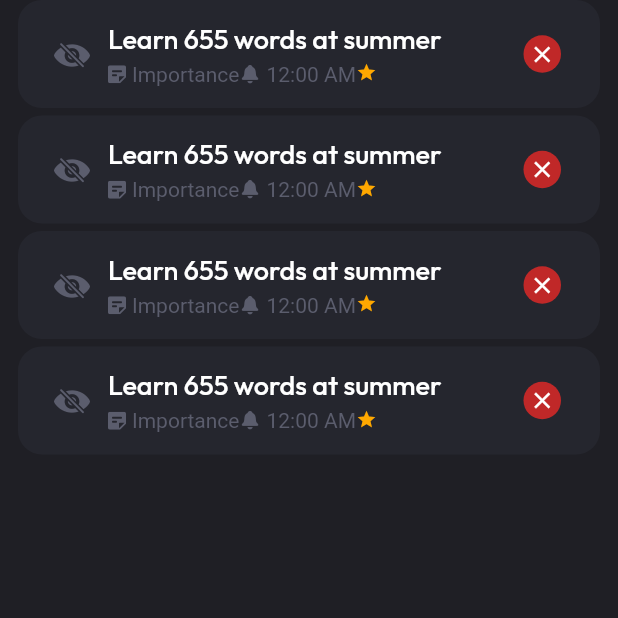
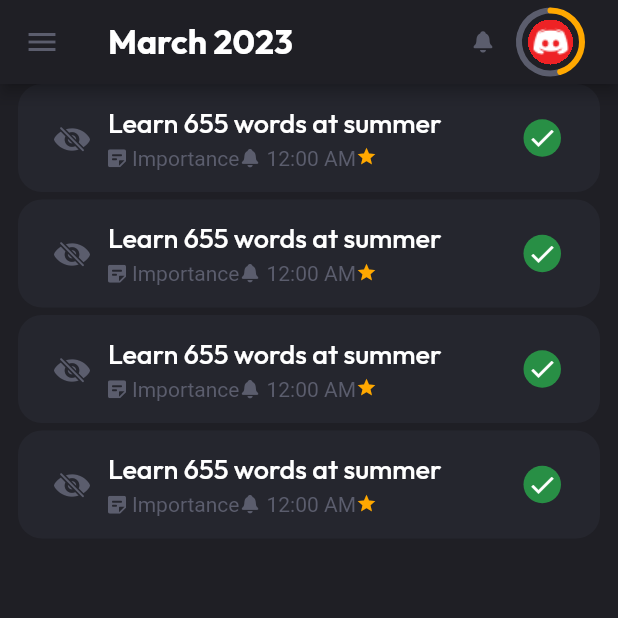
Before and after one commit to ericNygzarovich/wildeTodo, a Flutter app: the screen it shows after launch, on a phone screen of 412 x 824 dp, the top half of it. Run offline on Flutter 3.47's test engine with Material 2 defaults, Android fonts, the phone set to English and light mode, and no system bars; our stand-ins replace equatable, flutter_svg.

Commit message:
finished make appBar

```diff
--- a/lib/app.dart
+++ b/lib/app.dart
@@ -1,6 +1,9 @@
+import 'dart:math';
+
+import 'package:flutter/cupertino.dart';
 import 'package:flutter/material.dart';
 import 'package:wildtodo/core/core_utils.dart';
-import 'package:wildtodo/modules/tasks/screens/tasks_screen.dart';
+import 'package:wildtodo/modules/tasks/screen/tasks_screen.dart';
 
 class AppRoot extends StatelessWidget {
   const AppRoot({super.key});
@@ -13,10 +16,103 @@ class AppRoot extends StatelessWidget {
         primarySwatch: Colors.blue,
       ),
       home: Scaffold(
+        drawer: const Drawer(),
+        appBar: getAppBar(context),
         backgroundColor: context.theme.palette.grayscale.g1,
         body: const Center(child: TasksScreen()),
       ),
     );
+  }
+}
+
+PreferredSizeWidget? getAppBar(BuildContext context) {
+  return AppBar(
+    iconTheme: IconThemeData(color: context.theme.palette.grayscale.g5),
+    backgroundColor: context.theme.palette.grayscale.g1,
+    title: Text(
+      'March 2023',
+      style: context.theme.typeface.subheading.bold,
+    ),
+    actions: [
+      Icon(
+        CupertinoIcons.bell_fill,
+        color: context.theme.palette.grayscale.g5,
+        size: 16,
+      ),
+      Padding(
+        padding: const EdgeInsets.fromLTRB(16, 7, 24, 7),
+        child: SizedBox(
+          width: 42,
+          child: CustomPaint(
+            painter: ProgreesCircule(context: context, percent: 0.45),
+            child: Center(
+              child: ClipRRect(
+                clipBehavior: Clip.hardEdge,
+                borderRadius: const BorderRadius.all(Radius.circular(100)),
+                child: Image.asset(
+                  'assets/images/default_avata_image.png',
+                  fit: BoxFit.fill,
+                  height: 30,
+                  width: 30,
+                ),
+              ),
+            ),
+          ),
+        ),
+      )
+    ],
+  );
+}
+
+class ProgreesCircule extends CustomPainter {
+  final BuildContext context;
+  final double percent;
+
+  ProgreesCircule({
+    required this.context,
+    required this.percent,
+  });
+
+  void _fillArcPaint(Canvas canvas, Size size) {
+    final arcFill = Paint();
+    arcFill.color = context.theme.palette.accent.secondary.vivid;
+    arcFill.style = PaintingStyle.stroke;
+    arcFill.strokeCap = StrokeCap.round;
+    arcFill.strokeWidth = 4;
+
+    canvas.drawArc(
+      const Offset(0, 0) & Size(size.width, size.height),
+      -pi / 2,
+      pi * 2 * percent,
+      false,
+      arcFill,
+    );
+  }
+
+  void _spaceArcPaint(Canvas canvas, Size size) {
+    final arcSpace = Paint();
+    arcSpace.color = context.theme.palette.grayscale.g5;
+    arcSpace.style = PaintingStyle.stroke;
+    arcSpace.strokeWidth = 4;
+
+    canvas.drawArc(
+      const Offset(0, 0) & Size(size.width, size.height),
+      pi * 2 * percent - (pi / 2),
+      pi * 2 * (1 - percent),
+      false,
+      arcSpace,
+    );
+  }
+
+  @override
+  void paint(Canvas canvas, Size size) {
+    _spaceArcPaint(canvas, size);
+    _fillArcPaint(canvas, size);
+  }
+
+  @override
+  bool shouldRepaint(covariant CustomPainter oldDelegate) {
+    return true;
   }
 }
 
--- a/lib/modules/tasks/screens/tasks_screen.dart
+++ b/lib/modules/tasks/screen/tasks_screen.dart
@@ -13,7 +13,7 @@ class TasksScreen extends StatelessWidget {
       itemBuilder: (context, index) => const Padding(
         padding: EdgeInsets.symmetric(horizontal: 12),
         child: Task(
-          status: TaskStatus.failed,
+          status: TaskStatus.success,
           time: '12:00 AM',
           category: 'Importance',
           isPrivat: true,
```
Also changed, not shown: pubspec.yaml (+5 -2 lines), assets/images/default_avata_image.png (added), pubspec.lock.
